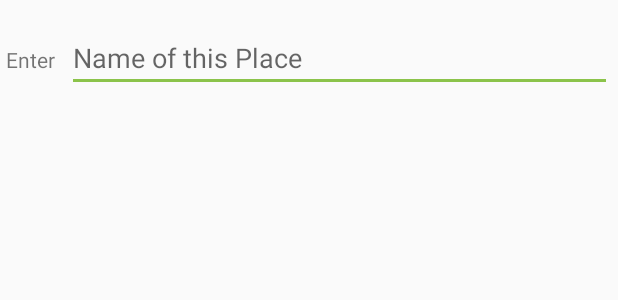
After one commit to 97k/Sssh_SilenceMatters, an Android app: the layout edit_place_dialog.xml on its own in the app's theme, with its tools: preview values and no code run, on a phone screen of 412 x 824 dp. The commit adds this screen. Shown: the top 300 px of the screen. Run offline under Robolectric (Android 15) with nearby library versions, the phone set to English and light mode, and no system bars.

Commit message:
Dialogs Added, functionality remaing

```diff
--- a/app/src/main/java/com/example/android/sssh/AskForPermissionDialog.java
+++ b/app/src/main/java/com/example/android/sssh/Dialog/AskForPermissionDialog.java
@@ -1,4 +1,4 @@
-package com.example.android.sssh;
+package com.example.android.sssh.Dialog;
 
 import android.app.Dialog;
 import android.content.DialogInterface;
@@ -7,6 +7,8 @@ import android.os.Bundle;
 import android.provider.Settings;
 import android.support.v4.app.DialogFragment;
 import android.support.v7.app.AlertDialog;
+
+import com.example.android.sssh.R;
 
 /**
  * Created by aadi on 31/7/17.
--- a/app/src/main/java/com/example/android/sssh/provider/PlaceContract.java
+++ b/app/src/main/java/com/example/android/sssh/provider/PlaceContract.java
@@ -27,6 +27,7 @@ public class PlaceContract  {
          */
         public static final String TABLE_NAME = "places";
         public static final String COLUMN_PLACE_ID = "placeID";
+        public static final String COLUMN_PLACE_NAME_BY_USER = "placeName";
         public static final int SILENT_MODE = 1;
         public static final int VIBRATE_MODE = 2;
         public static final int UNKNOWN_MODE = 0;
--- a/app/src/main/java/com/example/android/sssh/provider/PlaceDbHelper.java
+++ b/app/src/main/java/com/example/android/sssh/provider/PlaceDbHelper.java
@@ -26,7 +26,7 @@ public class PlaceDbHelper extends SQLiteOpenHelper {
                 PlaceContract.PlaceEntry._ID + " INTEGER PRIMARY KEY AUTOINCREMENT," +
                 PlaceContract.PlaceEntry.COLUMN_PLACE_ID + " TEXT NOT NULL, " +
                 "UNIQUE (" + PlaceContract.PlaceEntry.COLUMN_PLACE_ID + ") ON CONFLICT REPLACE" +
-                ");";
+                "), "+ PlaceContract.PlaceEntry.COLUMN_PLACE_NAME_BY_USER + " TEXT;";
 
             sqLiteDatabase.execSQL(SQL_CREATE_PLACES_TABLE);
     }
--- /dev/null
+++ b/app/src/main/res/layout/edit_place_dialog.xml
@@ -0,0 +1,26 @@
+<?xml version="1.0" encoding="utf-8"?>
+<LinearLayout xmlns:android="http://schemas.android.com/apk/res/android"
+    android:orientation="horizontal" android:layout_width="match_parent"
+    android:layout_height="match_parent">
+
+    <TextView
+        android:layout_width="wrap_content"
+        android:layout_height="wrap_content"
+        android:text="Enter"
+        android:layout_marginTop="16dp"
+        android:layout_marginLeft="4dp"
+        android:layout_marginRight="4dp"
+        android:layout_marginBottom="4dp"/>
+
+    <EditText
+        android:id="@+id/username"
+        android:inputType="text|textAutoComplete"
+        android:layout_width="match_parent"
+        android:layout_height="wrap_content"
+        android:layout_marginTop="16dp"
+        android:layout_marginLeft="4dp"
+        android:layout_marginRight="4dp"
+        android:layout_marginBottom="4dp"
+        android:hint="@string/name" />
+
+</LinearLayout>
--- a/app/src/main/res/values/arrays.xml
+++ b/app/src/main/res/values/arrays.xml
@@ -10,4 +10,9 @@
         <item>Silent</item>
         <item>Vibrate</item>
     </string-array>
+
+    <string-array name="selection_dialog">
+        <item>Give this place a name!</item>
+        <item>Delete this place.</item>
+    </string-array>
 </resources>
--- a/app/src/main/res/values/colors.xml
+++ b/app/src/main/res/values/colors.xml
@@ -1,6 +1,7 @@
 <?xml version="1.0" encoding="utf-8"?>
 <resources>
-    <color name="colorPrimary">#3F51B5</color>
-    <color name="colorPrimaryDark">#303F9F</color>
-    <color name="colorAccent">#FF4081</color>
+    <color name="colorPrimary">#8BC34A</color>
+    <color name="colorPrimaryDark">#689F38</color>
+    <color name="colorAccent">#8BC34A</color>
+
 </resources>
--- a/app/src/main/res/values/strings.xml
+++ b/app/src/main/res/values/strings.xml
@@ -31,6 +31,9 @@
         some permission"\n"<i>This just want the do not disturb permission!</i></p></string>
     <string name="allow_acess">Allow Acess</string>
     <string name="cancel">Cancel</string>
+    <string name="action_choose">Choose</string>
+    <string name="name">Name of this Place</string>
+    <string name="save">Save</string>
 
 
 </resources>
```
Also changed, not shown: app/src/main/java/com/example/android/sssh/Dialog/Dialog.java (added, +37 -0 lines), app/src/main/java/com/example/android/sssh/Dialog/EditDialog.java (added, +41 -0 lines), app/src/main/java/com/example/android/sssh/MainActivity.java (+17 -4 lines), app/src/main/java/com/example/android/sssh/PlacesRV_Adapter.java (+20 -4 lines), app/src/main/res/layout/place_item.xml (+16 -2 lines).
